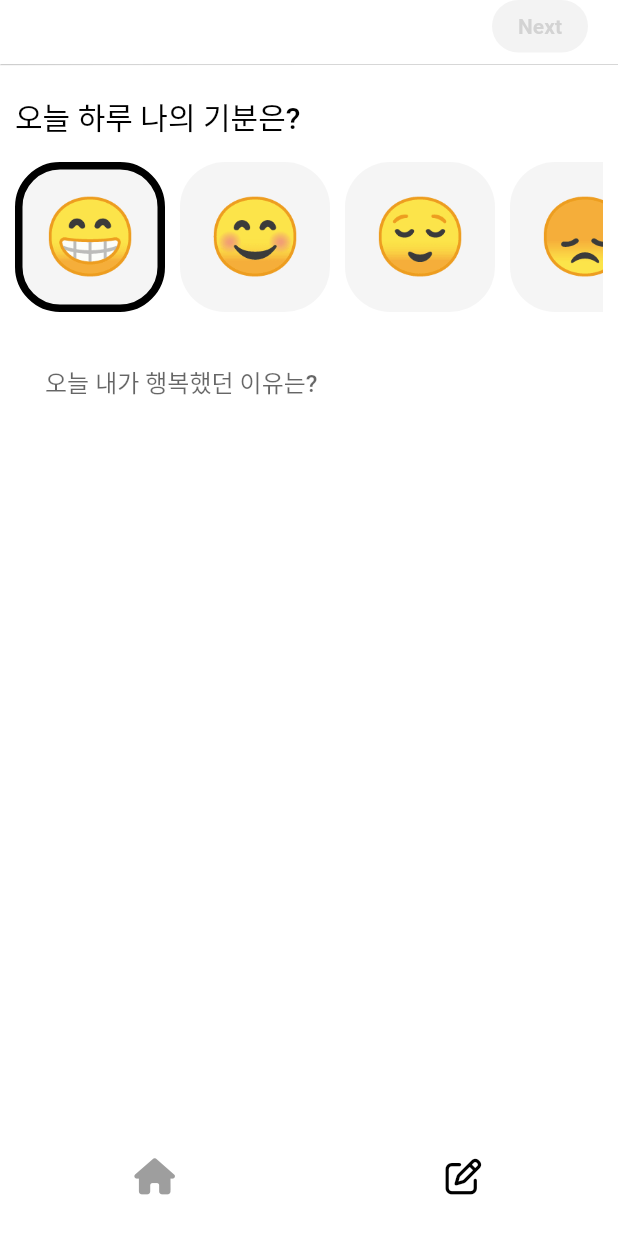
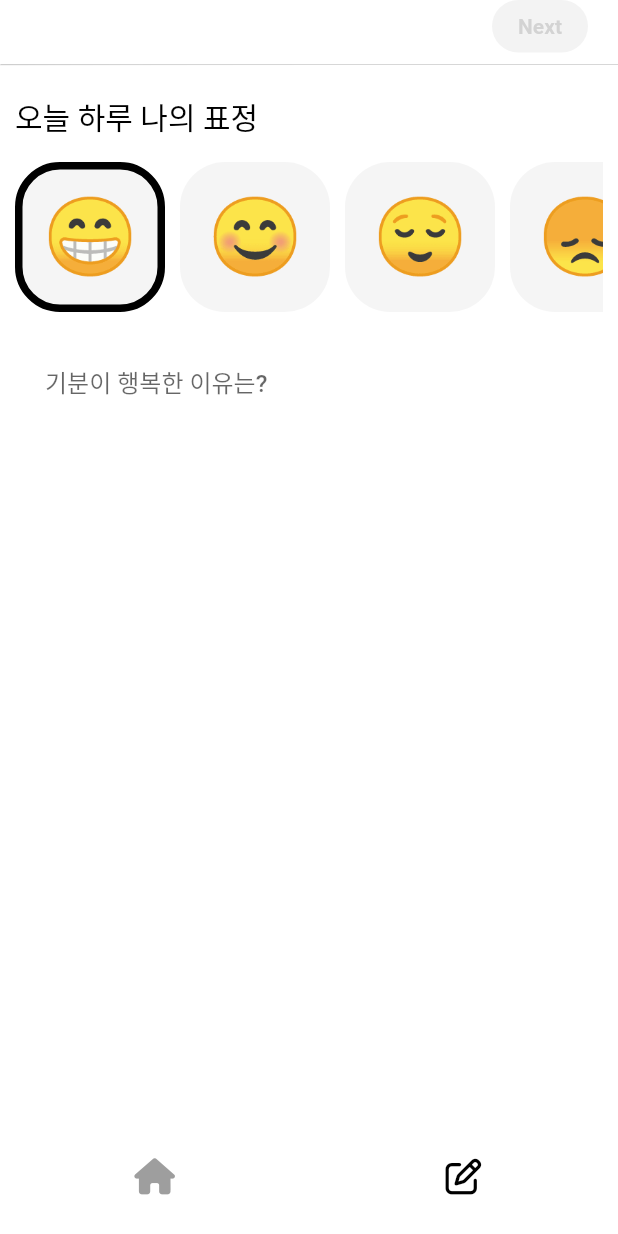
Before and after one commit to majinbooouu/sns_clone, a Flutter app: the screen it shows once a user with an empty profile is signed in, item 2 of the bottom bar chosen, on a phone screen of 412 x 824 dp. Run offline on Flutter 3.47's test engine with Material 2 defaults, Android fonts, the phone set to English and light mode, and no system bars; our stand-ins replace cloud_firestore, firebase_auth, firebase_core, firebase_storage, flutter_riverpod, font_awesome_flutter and 1 more; accounts and stored records are empty.

Commit message:
finish Final Project

```diff
--- a/lib/commons/views/main_navigation_screen.dart
+++ b/lib/commons/views/main_navigation_screen.dart
@@ -3,7 +3,7 @@ import 'package:flutter/material.dart';
 import 'package:flutter_riverpod/flutter_riverpod.dart';
 import 'package:font_awesome_flutter/font_awesome_flutter.dart';
 import 'package:go_router/go_router.dart';
-import 'package:sns_clone/authentication/repos/authentication_repo.dart';
+import 'package:sns_clone/post/views/post_time_line_screen.dart';
 import 'package:sns_clone/write/views/write_screen.dart';
 
 class MainNavigationScreen extends ConsumerStatefulWidget {
@@ -30,7 +30,7 @@ class _MainNavigationScreenState extends ConsumerState<MainNavigationScreen> {
   late int _selectedIndex = _tabs.indexOf(widget.tab);
 
   void _onTap(int index) {
-    context.go("/${_tabs[index]}");
+    // context.go("/${_tabs[index]}");
     setState(() {});
     _selectedIndex = index;
   }
@@ -40,16 +40,14 @@ class _MainNavigationScreenState extends ConsumerState<MainNavigationScreen> {
     return Scaffold(
       appBar: _selectedIndex == 0
           ? AppBar(
-              // actions: [
-              //   IconButton(
-              //     onPressed: () => ref
-              //         .read(darkmodeConfigProvider.notifier)
-              //         .setDarked(!ref.watch(darkmodeConfigProvider).dark),
-              //     icon: ref.watch(darkmodeConfigProvider).dark
-              //         ? const FaIcon(FontAwesomeIcons.moon)
-              //         : const FaIcon(FontAwesomeIcons.sun),
-              //   ),
-              // ],
+              actions: [
+                IconButton(
+                  onPressed: () {
+                    context.push("/setting");
+                  },
+                  icon: const FaIcon(FontAwesomeIcons.gear),
+                ),
+              ],
               title: const Text("🔥MOOD🔥"),
               elevation: 0,
               // backgroundColor: Theme.of(context).colorScheme.onPrimary,
@@ -58,43 +56,7 @@ class _MainNavigationScreenState extends ConsumerState<MainNavigationScreen> {
       body: Stack(
         children: [
           Offstage(
-            offstage: _selectedIndex != 0,
-            child: Scaffold(
-              body: Center(
-                child: Column(
-                  children: [
-                    const Text("Home"),
-                    ElevatedButton(
-                      onPressed: () {
-                        showCupertinoDialog(
-                          context: context,
-                          builder: (context) => CupertinoAlertDialog(
-                            title: const Text("Are you sure?"),
-                            // content: const Text("Plx dont go"),
-                            actions: [
-                              CupertinoDialogAction(
-                                onPressed: () => Navigator.of(context).pop(),
-                                child: const Text("No"),
-                              ),
-                              CupertinoDialogAction(
-                                onPressed: () {
-                                  ref.read(authRepoProvider).signOut();
-                                  context.go("/signin");
-                                },
-                                isDestructiveAction: true,
-                                child: const Text("Yes"),
-                              ),
-                            ],
-                          ),
-                        );
-                      },
-                      child: const Text("Log out"),
-                    ),
-                  ],
-                ),
-              ),
-            ),
-          ),
+              offstage: _selectedIndex != 0, child: const PostTimeLineScreen()),
           Offstage(
             offstage: _selectedIndex != 1,
             child: const WriteScreen(),
--- a/lib/router.dart
+++ b/lib/router.dart
@@ -4,6 +4,7 @@ import 'package:sns_clone/authentication/repos/authentication_repo.dart';
 import 'package:sns_clone/authentication/views/sign_in_screen.dart';
 import 'package:sns_clone/authentication/views/sign_up_screen.dart';
 import 'package:sns_clone/commons/views/main_navigation_screen.dart';
+import 'package:sns_clone/setting/views/setting_screen.dart';
 
 final routerProvider = Provider(
   (ref) {
@@ -39,6 +40,11 @@ final routerProvider = Provider(
             return MainNavigationScreen(tab: tab);
           },
         ),
+        GoRoute(
+          path: SettingScreen.routeURL,
+          name: SettingScreen.routeName,
+          builder: (context, state) => const SettingScreen(),
+        ),
       ],
     );
   },
--- a/lib/write/repos/write_repo.dart
+++ b/lib/write/repos/write_repo.dart
@@ -3,7 +3,7 @@ import 'dart:io';
 import 'package:cloud_firestore/cloud_firestore.dart';
 import 'package:firebase_storage/firebase_storage.dart';
 import 'package:flutter_riverpod/flutter_riverpod.dart';
-import 'package:sns_clone/commons/models/post_model.dart';
+import 'package:sns_clone/write/models/write_model.dart';
 
 class WriteRepository {
   final FirebaseFirestore _db = FirebaseFirestore.instance;
@@ -18,7 +18,7 @@ class WriteRepository {
   }
 
   // create a post document
-  Future<void> savePost(PostModel data) async {
+  Future<void> savePost(WriteModel data) async {
     try {
       await _db.collection("posts").add(data.toJson());
       print("Post saved successfully.");
@@ -28,7 +28,7 @@ class WriteRepository {
   }
 
   // 모든 포스트 시간 순으로 받아오는 함수
-  Future<QuerySnapshot<Map<String, dynamic>>> fetchPhotos() {
+  Future<QuerySnapshot<Map<String, dynamic>>> fetchPosts() {
     return _db.collection("posts").orderBy("createdAt", descending: true).get();
   }
 
--- a/lib/write/view_models/write_view_model.dart
+++ b/lib/write/view_models/write_view_model.dart
@@ -4,7 +4,7 @@ import 'package:flutter/material.dart';
 import 'package:flutter_riverpod/flutter_riverpod.dart';
 import 'package:go_router/go_router.dart';
 import 'package:sns_clone/authentication/repos/authentication_repo.dart';
-import 'package:sns_clone/commons/models/post_model.dart';
+import 'package:sns_clone/write/models/write_model.dart';
 import 'package:sns_clone/write/repos/write_repo.dart';
 
 class WritePostNotifier extends AsyncNotifier<void> {
@@ -21,7 +21,7 @@ class WritePostNotifier extends AsyncNotifier<void> {
     state = const AsyncValue.loading();
     state = await AsyncValue.guard(() async {
       await _repository.savePost(
-        PostModel(
+        WriteModel(
             description: description,
             creatorUid: ref.read(authRepoProvider).user!.uid,
             creator: "anonymous",
--- a/lib/write/views/write_screen.dart
+++ b/lib/write/views/write_screen.dart
@@ -1,5 +1,8 @@
+import 'package:flutter/cupertino.dart';
 import 'package:flutter/material.dart';
 import 'package:flutter_riverpod/flutter_riverpod.dart';
+import 'package:go_router/go_router.dart';
+import 'package:sns_clone/authentication/repos/authentication_repo.dart';
 import 'package:sns_clone/write/view_models/write_view_model.dart';
 
 class WriteScreen extends ConsumerStatefulWidget {
@@ -25,11 +28,11 @@ class WriteScreenState extends ConsumerState<WriteScreen> {
   ];
 
   final _emojisMean = {
-    "\u{1F601}": "행복했던",
-    "\u{1F60A}": "즐거웠던",
-    "\u{1F60C}": "평범했던",
-    "\u{1F61E}": "우울했던",
-    "\u{1F621}": "화났던",
+    "\u{1F601}": "행복한",
+    "\u{1F60A}": "즐거운",
+    "\u{1F60C}": "보통인",
+    "\u{1F61E}": "우울한",
+    "\u{1F621}": "화난",
   };
 
   int _isSelectIndex = 0;
@@ -88,6 +91,31 @@ class WriteScreenState extends ConsumerState<WriteScreen> {
               ),
             ),
           ),
+          // ElevatedButton(
+          //     onPressed: () {
+          //       showCupertinoDialog(
+          //         context: context,
+          //         builder: (context) => CupertinoAlertDialog(
+          //           title: const Text("Are you sure?"),
+          //           // content: const Text("Plx dont go"),
+          //           actions: [
+          //             CupertinoDialogAction(
+          //               onPressed: () => Navigator.of(context).pop(),
+          //               child: const Text("No"),
+          //             ),
+          //             CupertinoDialogAction(
+          //               onPressed: () {
+          //                 ref.read(authRepoProvider).signOut();
+          //                 context.go("/signin");
+          //               },
+          //               isDestructiveAction: true,
+          //               child: const Text("Yes"),
+          //             ),
+          //           ],
+          //         ),
+          //       );
+          //     },
+          //     child: const Text("Log out"))
         ],
         elevation: 0.2,
         shadowColor: Colors.grey.shade700,
@@ -101,7 +129,7 @@ class WriteScreenState extends ConsumerState<WriteScreen> {
           crossAxisAlignment: CrossAxisAlignment.start,
           children: [
             Text(
-              "오늘 하루 나의 기분은?",
+              "오늘 하루 나의 표정",
               style: Theme.of(context).textTheme.titleMedium!.copyWith(
                     fontSize: 20,
                   ),
@@ -152,7 +180,6 @@ class WriteScreenState extends ConsumerState<WriteScreen> {
                 itemCount: 5,
               ),
             ),
-            //횡스크롤 가능한 정사각형 박스 만들어서 그 안에 이모지 넣기
             //wirte 버튼 누르면 자동으로 키보드 올라오기
             //write 들어오면 텍스트필드 자동 활성화
             //스캐폴드 터치하면 키보드 내려가게
@@ -165,15 +192,17 @@ class WriteScreenState extends ConsumerState<WriteScreen> {
                 left: 20,
               ),
               child: TextField(
+                // autofocus: true, wirte 탭이 눌렸을때만 키보드 올라오게 수정
                 controller: _textEditingController,
                 decoration: InputDecoration(
                   hintText:
-                      "오늘 내가 ${_emojisMean.values.toList()[_isSelectIndex]} 이유는?",
+                      "기분이 ${_emojisMean.values.toList()[_isSelectIndex]} 이유는?",
                   border: InputBorder.none,
                   contentPadding: const EdgeInsets.symmetric(
                     vertical: -20,
                   ),
                 ),
+                cursorColor: Theme.of(context).colorScheme.secondary,
               ),
             ),
           ],
```
Also changed, not shown: lib/post/models/post_model.dart (renamed from lib/commons/models/post_model.dart, +8 -2 lines), lib/post/repos/post_repo.dart (added, +28 -0 lines), lib/post/view_models/post_view_model.dart (added, +28 -0 lines), lib/post/views/post_time_line_screen.dart (added, +45 -0 lines), lib/post/widgets/post_widget.dart (added, +114 -0 lines), lib/setting/views/setting_screen.dart (added, +75 -0 lines), lib/write/models/write_model.dart (added, +32 -0 lines).
